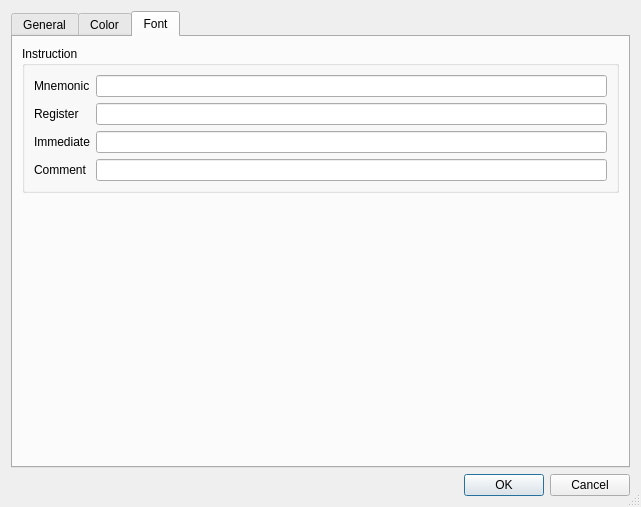
This is src/ui/qt/SettingsDialog.ui in wisk/medusa as Qt 5 draws it before an edit. The edited form follows.
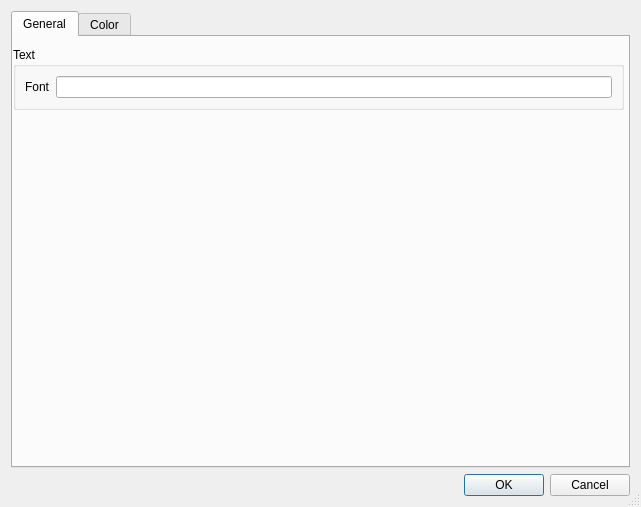
This is the edited form. The open tabs and pages were chosen to show the change. Icons and pictures are not drawn. Custom widgets are drawn as their Qt base class.

Commit message: ui_qt: use fixed char width

Patch:
```diff
--- a/src/ui/qt/SettingsDialog.ui
+++ b/src/ui/qt/SettingsDialog.ui
@@ -52,6 +52,60 @@
       <attribute name="title">
        <string>General</string>
       </attribute>
+      <widget class="QGroupBox" name="textGroupBox">
+       <property name="geometry">
+        <rect>
+         <x>0</x>
+         <y>10</y>
+         <width>611</width>
+         <height>61</height>
+        </rect>
+       </property>
+       <property name="sizePolicy">
+        <sizepolicy hsizetype="Preferred" vsizetype="Fixed">
+         <horstretch>0</horstretch>
+         <verstretch>0</verstretch>
+        </sizepolicy>
+       </property>
+       <property name="title">
+        <string>Text</string>
+       </property>
+       <property name="flat">
+        <bool>false</bool>
+       </property>
+       <property name="checkable">
+        <bool>false</bool>
+       </property>
+       <layout class="QVBoxLayout" name="verticalLayout_9">
+        <property name="sizeConstraint">
+         <enum>QLayout::SetMinimumSize</enum>
+        </property>
+        <item>
+         <layout class="QFormLayout" name="textFormLayout">
+          <property name="sizeConstraint">
+           <enum>QLayout::SetMinimumSize</enum>
+          </property>
+          <property name="fieldGrowthPolicy">
+           <enum>QFormLayout::AllNonFixedFieldsGrow</enum>
+          </property>
+          <item row="0" column="0">
+           <widget class="QLabel" name="labelFont">
+            <property name="text">
+             <string>Font</string>
+            </property>
+           </widget>
+          </item>
+          <item row="0" column="1">
+           <widget class="FontPicker" name="textFont">
+            <property name="enabled">
+             <bool>true</bool>
+            </property>
+           </widget>
+          </item>
+         </layout>
+        </item>
+       </layout>
+      </widget>
      </widget>
      <widget class="QWidget" name="color">
       <attribute name="icon">
@@ -345,104 +399,6 @@
        </item>
       </layout>
      </widget>
-     <widget class="QWidget" name="font">
-      <attribute name="icon">
-       <iconset resource="MedusaRsrc.qrc">
-        <normaloff>:/images/font.png</normaloff>:/images/font.png</iconset>
-      </attribute>
-      <attribute name="title">
-       <string>Font</string>
-      </attribute>
-      <layout class="QVBoxLayout" name="verticalLayout_8">
-       <item>
-        <widget class="QGroupBox" name="groupBox_4">
-         <property name="sizePolicy">
-          <sizepolicy hsizetype="Preferred" vsizetype="Fixed">
-           <horstretch>0</horstretch>
-           <verstretch>0</verstretch>
-          </sizepolicy>
-         </property>
-         <property name="title">
-          <string>Instruction</string>
-         </property>
-         <property name="flat">
-          <bool>false</bool>
-         </property>
-         <property name="checkable">
-          <bool>false</bool>
-         </property>
-         <layout class="QVBoxLayout" name="verticalLayout_7">
-          <property name="sizeConstraint">
-           <enum>QLayout::SetMinimumSize</enum>
-          </property>
-          <item>
-           <layout class="QFormLayout" name="formLayout_4">
-            <property name="sizeConstraint">
-             <enum>QLayout::SetMinimumSize</enum>
-            </property>
-            <property name="fieldGrowthPolicy">
-             <enum>QFormLayout::AllNonFixedFieldsGrow</enum>
-            </property>
-            <item row="0" column="0">
-             <widget class="QLabel" name="mnemonicFontLabel">
-              <property name="text">
-               <string>Mnemonic</string>
-              </property>
-             </widget>
-            </item>
-            <item row="0" column="1">
-             <widget class="FontPicker" name="mnemonicFont"/>
-            </item>
-            <item row="1" column="1">
-             <widget class="FontPicker" name="registerFont"/>
-            </item>
-            <item row="2" column="0">
-             <widget class="QLabel" name="immediateFontLabel">
-              <property name="text">
-               <string>Immediate</string>
-              </property>
-             </widget>
-            </item>
-            <item row="2" column="1">
-             <widget class="FontPicker" name="immediateFont"/>
-            </item>
-            <item row="3" column="0">
-             <widget class="QLabel" name="commentFontLabel">
-              <property name="text">
-               <string>Comment</string>
-              </property>
-             </widget>
-            </item>
-            <item row="3" column="1">
-             <widget class="FontPicker" name="commentFont"/>
-            </item>
-            <item row="1" column="0">
-             <widget class="QLabel" name="registerFontLabel">
-              <property name="text">
-               <string>Register</string>
-              </property>
-             </widget>
-            </item>
-           </layout>
-          </item>
-         </layout>
-        </widget>
-       </item>
-       <item>
-        <spacer name="verticalSpacer_3">
-         <property name="orientation">
-          <enum>Qt::Vertical</enum>
-         </property>
-         <property name="sizeHint" stdset="0">
-          <size>
-           <width>20</width>
-           <height>40</height>
-          </size>
-         </property>
-        </spacer>
-       </item>
-      </layout>
-     </widget>
     </widget>
    </item>
    <item>
```
Left out of the diff: 4 changed lines with no effect on the pictures. The commit also changes 5 other files.
